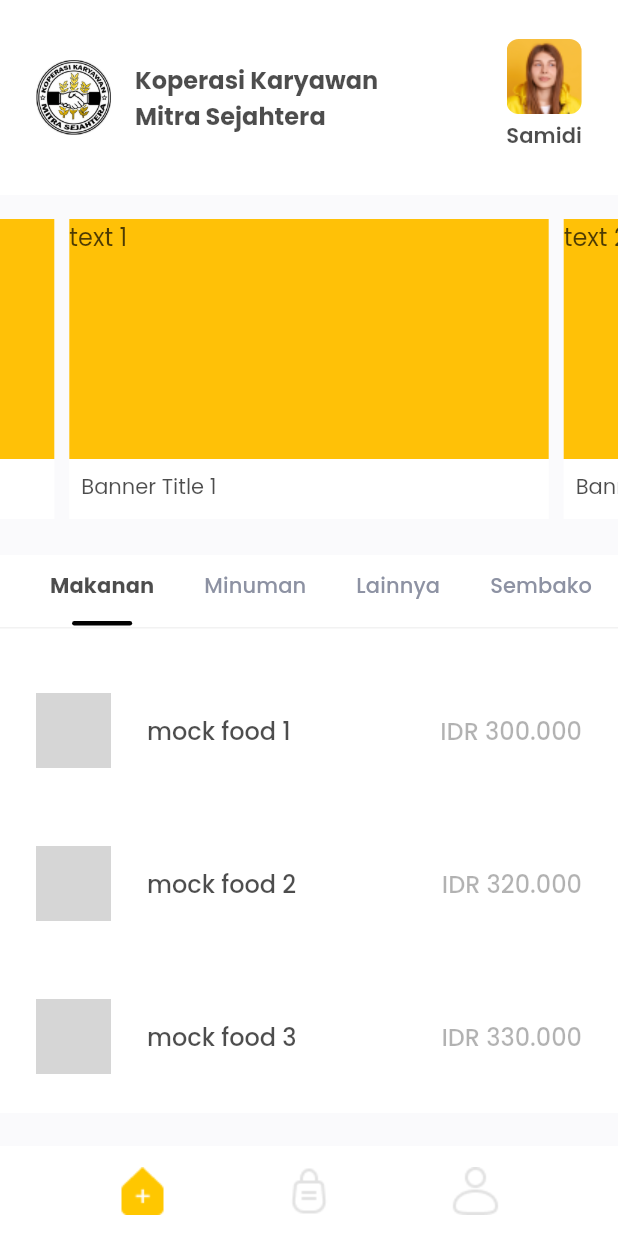
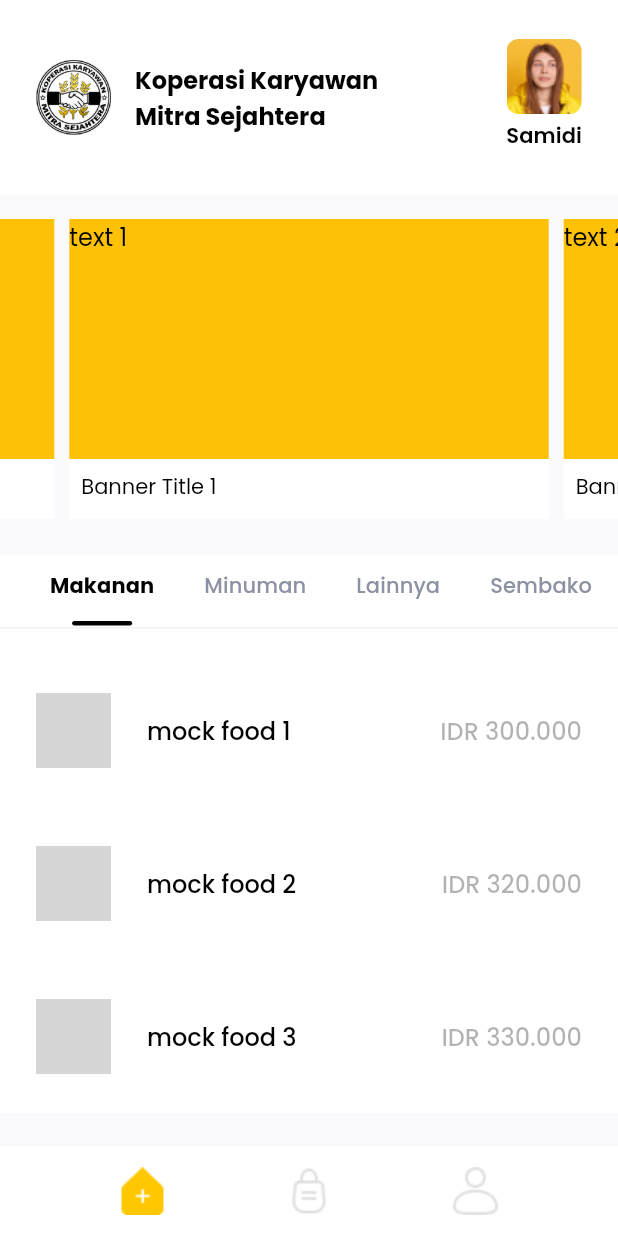
Before and after one commit to bunztelan/koperasi, a Flutter app: the screen it shows after launch, on a phone screen of 412 x 824 dp. Run offline on Flutter 3.47's test engine with Material 2 defaults, Android fonts, the phone set to English and light mode, and no system bars; drawn by our look-alikes of carousel_slider; our stand-ins replace equatable, google_fonts, supercharged; network calls fail; grey boxes are pictures that could not be loaded.

Commit message:
[CHG] impelement color palette

```diff
--- a/lib/config/color_config.dart
+++ b/lib/config/color_config.dart
@@ -1,12 +1,12 @@
 import 'dart:ui';
 
 class AppColor {
-  static const primaryColor = Color(0xFF189AB4);
-  static const primaryDarkColor = Color(0xFF05445E);
+  static const secondaryColor = Color(0xFF2A9D8F);
+  static const secondaryDarkColor = Color(0xFF264653);
   static const primaryLightColor = Color(0xFF75E6DA);
   static const primaryLighterColor = Color(0xFFD4F1F4);
-  static const secondaryColor = Color(0xFFFFB74D);
-  static const secondaryDarkColor = Color(0xFFF57C00);
+  static const primaryColor = Color(0xFFE9C46A);
+  static const primaryDarkColor = Color(0xFFF4A261);
   static const secondaryLighterColor = Color(0xFFFFF5E7);
   static const mistyColor = Color(0xFFBDBDBD);
   static const mistyDarkColor = Color(0xFF757575);
@@ -21,7 +21,7 @@ class AppColor {
   static const shadowColor = Color(0x2610134E);
 
 // textColor
-  static const textPrimaryColor = Color(0xB3020202);
+  static const textPrimaryColor = Color(0xFF020202);
   static const textContentColor = Color(0xFF4B4B4B);
   static const textHintColor = Color(0x4D000000);
   static const textDangerColor = Color(0xFFF44336);
```
